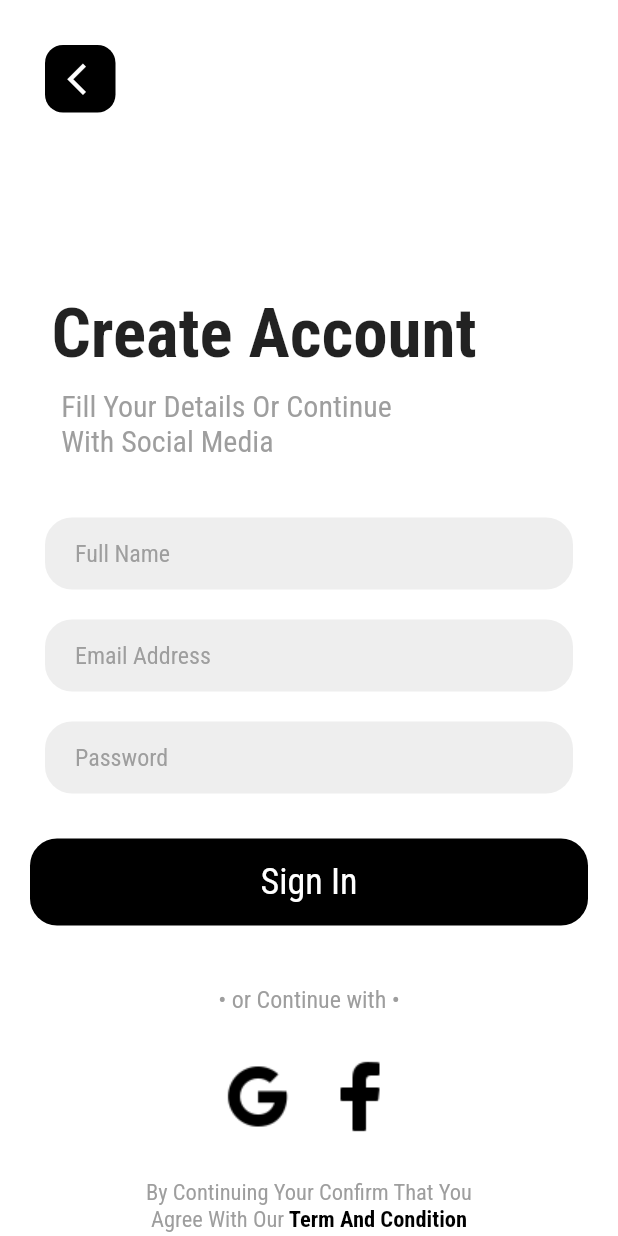
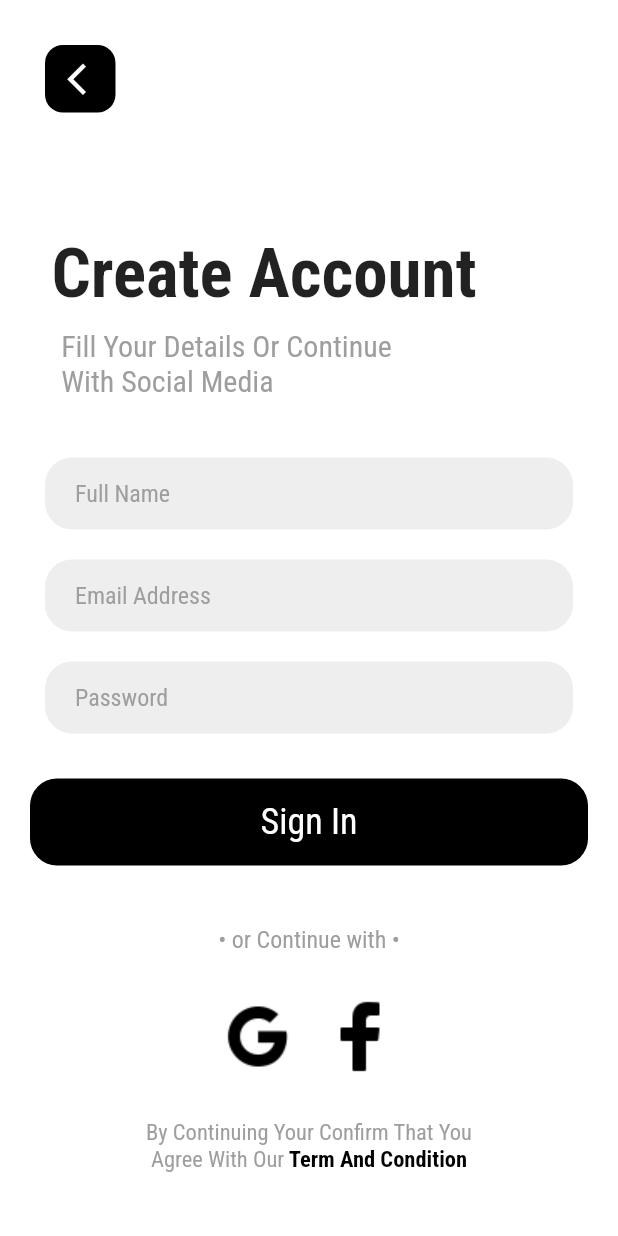
Before and after one commit to poteznyszymon/Flutter-Jobapp-login, a Flutter app: the RegisterPage screen opened by its route, on a phone screen of 412 x 824 dp. Run offline on Flutter 3.47's test engine with Material 2 defaults, Android fonts, the phone set to English and light mode, and no system bars; our stand-ins replace google_fonts.

Commit message:
prevent from overflowing

```diff
--- a/lib/pages/register_page.dart
+++ b/lib/pages/register_page.dart
@@ -1,5 +1,4 @@
 import 'package:flutter/material.dart';
-import 'package:flutter/rendering.dart';
 import 'package:google_fonts/google_fonts.dart';
 
 class RegisterPage extends StatelessWidget {
@@ -10,6 +9,8 @@ class RegisterPage extends StatelessWidget {
     return Scaffold(
       backgroundColor: Colors.white,
       body: SafeArea(
+        child: SingleChildScrollView(
+          physics: const NeverScrollableScrollPhysics(),
           child: Column(
             children: [
               Row(
@@ -37,7 +38,7 @@ class RegisterPage extends StatelessWidget {
                   ),
                 ],
               ),
-            const SizedBox(height: 120),
+              const SizedBox(height: 80),
               Padding(
                 padding: const EdgeInsets.only(right: 60),
                 child: Text(
@@ -71,8 +72,8 @@ class RegisterPage extends StatelessWidget {
                       decoration: InputDecoration(
                         border: InputBorder.none,
                         hintText: "Full Name",
-                      hintStyle:
-                          GoogleFonts.robotoCondensed(color: Colors.grey[500]),
+                        hintStyle: GoogleFonts.robotoCondensed(
+                            color: Colors.grey[500]),
                       ),
                     ),
                   ),
@@ -92,8 +93,8 @@ class RegisterPage extends StatelessWidget {
                       decoration: InputDecoration(
                         border: InputBorder.none,
                         hintText: "Email Address",
-                      hintStyle:
-                          GoogleFonts.robotoCondensed(color: Colors.grey[500]),
+                        hintStyle: GoogleFonts.robotoCondensed(
+                            color: Colors.grey[500]),
                       ),
                     ),
                   ),
@@ -195,6 +196,7 @@ class RegisterPage extends StatelessWidget {
             ],
           ),
         ),
+      ),
     );
   }
 }
```
Lines whose indentation alone changed are shown as unchanged.
